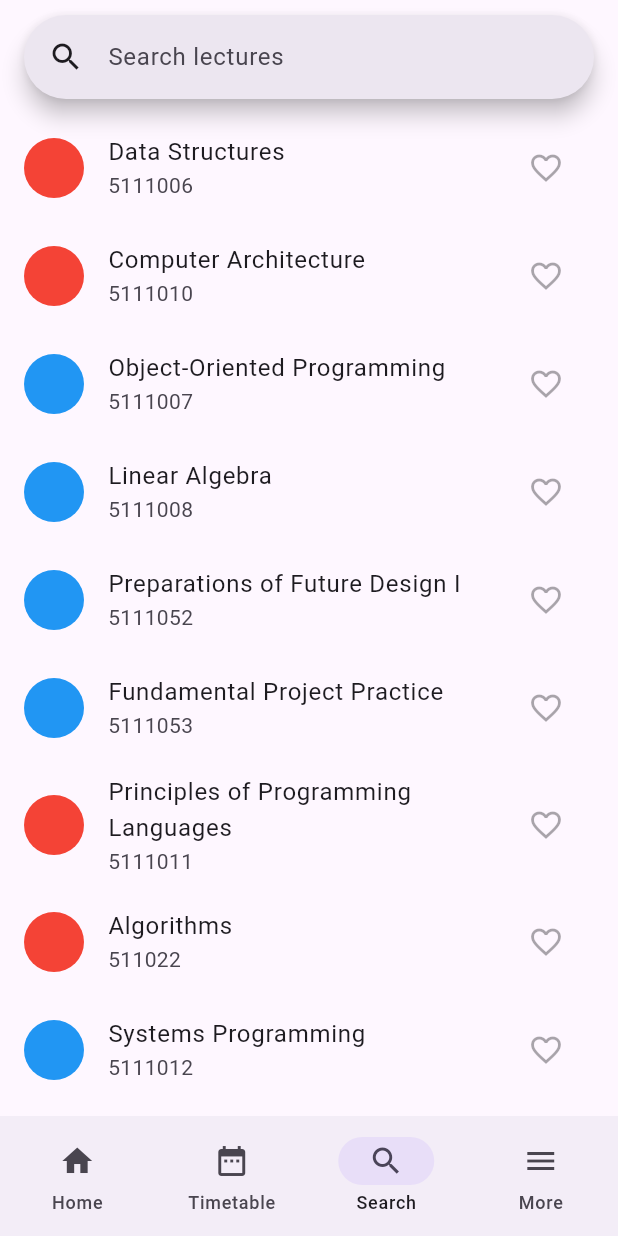
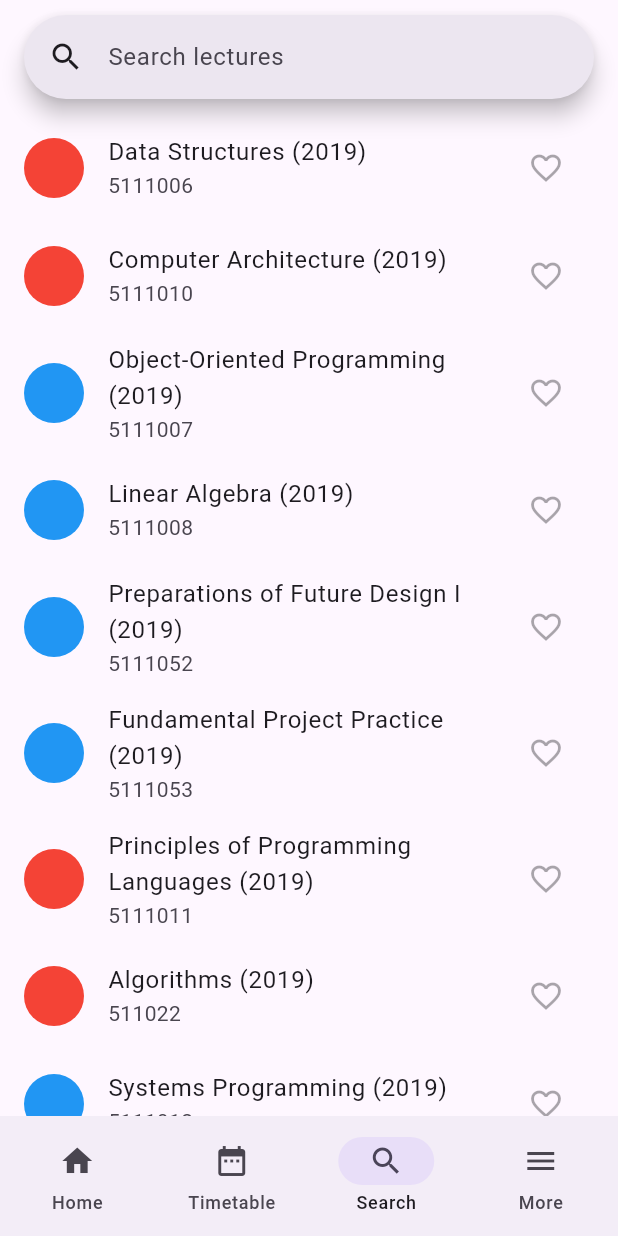
Before and after one commit to dustmqdyd/act1, a Flutter app: the screen it shows after launch, item 3 of the bottom bar chosen, on a phone screen of 412 x 824 dp. Run offline on Flutter 3.47's test engine with Material 2 defaults, Android fonts, the phone set to English and light mode, and no system bars.

Commit message:
Fix Lecture loading
Please commit often

```diff
--- a/lib/lecture_model.dart
+++ b/lib/lecture_model.dart
@@ -1,14 +1,24 @@
 class LectureModel {
-  final int? year;
-  final int? grade;
-  final int? semester;
+  final int year;
+  final int grade;
+  final int semester;
   final String lectureName;
-  final int? lectureNumber;
-  final bool? isCompulsory;
-  final int? credit;
+  final int lectureNumber;
+  final bool isCompulsory;
+  final int credit;
+  int previousLecture;
+  int followingLecture;
 
   LectureModel(this.year, this.grade, this.semester, this.lectureName,
-      this.lectureNumber, this.isCompulsory, this.credit);
+      this.lectureNumber, this.isCompulsory, this.credit,
+      [this.previousLecture = 0, this.followingLecture = 0]) {
+    if (previousLecture == 0) {
+      previousLecture = lectureNumber;
+    }
+    if (followingLecture == 0) {
+      followingLecture = lectureNumber;
+    }
+  }
 }
 
 // https://www.youtube.com/watch?v=ZSVnIphlGKI
--- /dev/null
+++ b/lib/lecture_sample.dart
@@ -0,0 +1,111 @@
+import 'package:mysample/lecture_model.dart';
+
+List<LectureModel> sample = [
+  // Sample lecture models
+  // 2019 course
+
+  LectureModel(2019, 2, 1, 'Data Structures', 5111006, true, 3),
+  LectureModel(2019, 2, 1, 'Computer Architecture', 5111010, true, 3),
+  LectureModel(2019, 2, 1, 'Object-Oriented Programming', 5111007, false, 3),
+  LectureModel(2019, 2, 1, 'Linear Algebra', 5111008, false, 3),
+  LectureModel(2019, 2, 1, 'Preparations of Future Design I', 5111052, false, 1, 0,
+      5111083),
+  LectureModel(
+      2019, 2, 1, 'Fundamental Project Practice', 5111053, false, 2, 0, 5111084),
+  LectureModel(
+      2019, 2, 2, 'Principles of Programming Languages', 5111011, true, 3),
+  LectureModel(2019, 2, 2, 'Algorithms', 511022, true, 3),
+  LectureModel(2019, 2, 2, 'Systems Programming', 5111012, false, 3),
+  LectureModel(2019, 2, 2, 'HCI Programming', 5111014, false, 3),
+  LectureModel(2019, 2, 2, 'Preparations of Future Design II', 5111054, false,
+      1, 0, 5111086),
+  LectureModel(2019, 2, 2, 'Open Source Development Project Practice', 5111070,
+      false, 2),
+
+  // 2020 course
+
+  LectureModel(2020, 2, 1, 'Data Structures', 5111006, true, 3),
+  LectureModel(2020, 2, 1, 'Computer Architecture', 5111010, true, 3),
+  LectureModel(2020, 2, 1, 'English for SW Development', 5111085, false, 2),
+  LectureModel(2020, 2, 1, 'Object-Oriented Programming', 5111007, false, 3),
+  LectureModel(2020, 2, 1, 'Linear Algebra', 5111008, false, 3),
+  LectureModel(
+      2020, 2, 1, 'Implementation of Future Design', 5111083, false, 1, 5111052),
+  LectureModel(2020, 2, 1, 'Fundamental of Open Source SW Project', 5111084,
+      false, 2, 5111053),
+  LectureModel(2020, 2, 2, 'Algorithm', 5111022, true, 3),
+  LectureModel(
+      2020, 2, 2, 'Principles of Programming Languages', 5111011, false, 3),
+  LectureModel(2020, 2, 2, 'Systems Programming', 5111012, false, 3),
+  LectureModel(2020, 2, 2, 'Start-up Exploration', 5111086, false, 1, 5111054),
+  LectureModel(2020, 2, 2, 'Development of Open Source SW Project', 5111070,
+      false, 2),
+  LectureModel(2020, 2, 2, 'Probability and Statistics', 5111013, false, 3),
+  LectureModel(2020, 2, 2, 'Computer Graphics', 5111027, false, 3),
+
+  // 2021 course
+
+  LectureModel(2021, 2, 1, 'Data Structures', 5111006, true, 3, 0, 5118006),
+  LectureModel(2021, 2, 1, 'Computer Architecture', 5111010, true, 3, 0, 5118007),
+  LectureModel(
+      2021, 2, 1, 'English for SW Development', 5111058, false, 2, 0, 5118008),
+  LectureModel(
+      2021, 2, 1, 'Object-Oriented Programming', 5111007, false, 3, 0, 5118009),
+  LectureModel(2021, 2, 1, 'Linear Algebra', 5111008, false, 3, 0, 5118010),
+  LectureModel(2021, 2, 1, 'Implementation of Future Design', 5111083, false, 1, 0,
+      5118011),
+  LectureModel(2021, 2, 1, 'Fundamental of Open Source SW Project', 5111084,
+      false, 2, 0, 5118012),
+  LectureModel(2021, 2, 2, 'Algorithms', 5111022, true, 3, 0, 5118013),
+  LectureModel(2021, 2, 2, 'Principles of Programming Languages', 5111011,
+      false, 3, 0, 5118014),
+  LectureModel(2021, 2, 2, 'Systems Programming', 5111012, false, 3, 0, 5118015),
+  LectureModel(2021, 2, 2, 'Start-up Exploration', 5111086, false, 1, 0, 5118016),
+  LectureModel(2021, 2, 2, 'Development of Open Source SW Project', 5111070,
+      false, 2, 0, 5118017),
+  LectureModel(
+      2021, 2, 2, 'Probability and Statistics', 5111013, false, 3, 0, 5118018),
+  LectureModel(2021, 2, 2, 'Computer Graphics', 5111027, false, 3, 0, 5118019),
+
+  // 2022 course
+
+  LectureModel(2022, 2, 1, 'Data Structures', 5118006, true, 3, 5111006),
+  LectureModel(2022, 2, 1, 'Computer Architecture', 5118007, true, 3, 5111010),
+  LectureModel(2022, 2, 1, 'English for SW Development', 5118008, false, 3,5111058),
+  LectureModel(2022, 2, 1, 'Object-Oriented Programming', 5118009, false, 3, 5111007),
+  LectureModel(2022, 2, 1, 'Linear Algebra', 5118010, false, 3, 5111008),
+  LectureModel(
+      2022, 2, 1, 'Implementation of Future Design', 5118011, false, 1, 5111083),
+  LectureModel(2022, 2, 1, 'Fundamental of Open Source SW Project', 5118012,
+      false, 2, 5111084),
+  LectureModel(2022, 2, 2, 'Algorithms', 5118013, true, 3, 5111022),
+  LectureModel(
+      2022, 2, 2, 'Principles of Programming Languages', 5118014, false, 3, 5111011),
+  LectureModel(2022, 2, 2, 'System Software', 5118015, false, 3, 5111012),
+  LectureModel(2022, 2, 2, 'Start-up Exploration', 5118016, false, 1, 5111086),
+  LectureModel(2022, 2, 2, 'Development of Open Source SW Project', 5118017,
+      false, 2, 5111070),
+  LectureModel(2022, 2, 2, 'Probability and Statistics', 5118018, false, 3, 5111013),
+  LectureModel(2022, 2, 2, 'Computer Graphics', 5118019, false, 3, 5111027),
+];
+
+
+  // LectureModel(2019, 3, 1, 'Operation Systems', 5111015, true, 3),
+  // LectureModel(2019, 3, 1, 'Object-Oriented Design', 5111016, true, 3),
+  // LectureModel(2019, 3, 1, 'Web-based Software Development', 5111018, false, 3),
+  // LectureModel(2019, 3, 1, 'Compiler', 5111023, false, 3),
+  // LectureModel(2019, 3, 1, 'Computer Networks', 5111025, false, 3),
+  // LectureModel(
+  //     2019, 3, 1, 'Implementation of Future Design I', 5111056, false, 1),
+  // LectureModel(2019, 3, 1, 'Open Source Project Application Practice', 5111071,
+  //     false, 2),
+  // LectureModel(2019, 3, 2, 'Software Engineering', 5111024, true, 3),
+  // LectureModel(2019, 3, 2, 'Interlink Project Practice, Comprehensive Design',
+  //     5111061, true, 2),
+  // LectureModel(2019, 3, 2, 'Probability and Statistics', 5111013, false, 3),
+  // LectureModel(2019, 3, 2, 'Database System', 5111026, false, 3),
+  // LectureModel(2019, 3, 2, 'Computer Graphics', 5111027, false, 3),
+  // LectureModel(2019, 3, 2, 'Firmware Programming', 5111045, false, 3),
+  // LectureModel(
+  //     2019, 3, 2, 'Implementation of Future Design II', 5111058, false, 1),
+  // LectureModel(2019, 3, 2, 'Cloud Computing', 5111072, false, 3),
--- a/lib/main.dart
+++ b/lib/main.dart
@@ -1,6 +1,6 @@
 import 'package:flutter/material.dart';
+
 import 'package:mysample/search.dart';
-
 void main() {
   runApp(const MyApp());
 }
--- a/lib/search.dart
+++ b/lib/search.dart
@@ -2,6 +2,7 @@ import 'package:flutter/material.dart';
 
 import 'package:mysample/lecture_model.dart';
 import 'package:mysample/lecture_page.dart';
+import 'package:mysample/lecture_sample.dart';
 
 class SearchPage extends StatefulWidget {
   const SearchPage({super.key});
@@ -11,48 +12,7 @@ class SearchPage extends StatefulWidget {
 }
 
 class _SearchPageState extends State<SearchPage> {
-  static List<LectureModel> tileList = [
-    // Sample lecture models
-
-    LectureModel(2019, 2, 1, 'Data Structures', 5111006, true, 3),
-    LectureModel(2019, 2, 1, 'Computer Architecture', 5111010, true, 3),
-    LectureModel(2019, 2, 1, 'Object-Oriented Programming', 5111007, false, 3),
-    LectureModel(2019, 2, 1, 'Linear Algebra', 5111008, false, 3),
-    LectureModel(
-        2019, 2, 1, 'Preparations of Future Design I', 5111052, false, 1),
-    LectureModel(2019, 2, 1, 'Fundamental Project Practice', 5111053, false, 2),
-    LectureModel(
-        2019, 2, 2, 'Principles of Programming Languages', 5111011, true, 3),
-    LectureModel(2019, 2, 2, 'Algorithms', 511022, true, 3),
-    LectureModel(2019, 2, 2, 'Systems Programming', 5111012, false, 3),
-    LectureModel(2019, 2, 2, 'HCI Programming', 5111014, false, 3),
-    LectureModel(
-        2019, 2, 2, 'Preparations of Future Design II', 5111054, false, 1),
-    LectureModel(2019, 2, 2, 'Open Source Development Project Practice',
-        5111070, false, 2),
-    LectureModel(2019, 3, 1, 'Operation Systems', 5111015, true, 3),
-    LectureModel(2019, 3, 1, 'Object-Oriented Design', 5111016, true, 3),
-    LectureModel(
-        2019, 3, 1, 'Web-based Software Development', 5111018, false, 3),
-    LectureModel(2019, 3, 1, 'Compiler', 5111023, false, 3),
-    LectureModel(2019, 3, 1, 'Computer Networks', 5111025, false, 3),
-    LectureModel(
-        2019, 3, 1, 'Implementation of Future Design I', 5111056, false, 1),
-    LectureModel(2019, 3, 1, 'Open Source Project Application Practice',
-        5111071, false, 2),
-    LectureModel(2019, 3, 2, 'Software Engineering', 5111024, true, 3),
-    LectureModel(2019, 3, 2, 'Interlink Project Practice, Comprehensive Design',
-        5111061, true, 2),
-    LectureModel(2019, 3, 2, 'Probability and Statistics', 5111013, false, 3),
-    LectureModel(2019, 3, 2, 'Database System', 5111026, false, 3),
-    LectureModel(2019, 3, 2, 'Computer Graphics', 5111027, false, 3),
-    LectureModel(2019, 3, 2, 'Firmware Programming', 5111045, false, 3),
-    LectureModel(
-        2019, 3, 2, 'Implementation of Future Design II', 5111058, false, 1),
-    LectureModel(2019, 3, 2, 'Cloud Computing', 5111072, false, 3),
-  ];
-
-  List<LectureModel> tileListList = List.from(tileList);
+  static List<LectureModel> tileList = sample;
 
   Iterable<Widget> getSuggestions(SearchController controller) {
     final String input = controller.value.text;
@@ -93,10 +53,10 @@ class _SearchPageState extends State<SearchPage> {
             (context, index) => ListTile(
               leading: CircleAvatar(
                 backgroundColor:
-                    tileList[index].isCompulsory! ? Colors.red : Colors.blue,
+                    tileList[index].isCompulsory ? Colors.red : Colors.blue,
               ),
               title: Text(
-                tileList[index].lectureName,
+                '${tileList[index].lectureName} (${tileList[index].year})',
               ),
               subtitle: Text(
                 tileList[index].lectureNumber.toString(),
```
Also changed, not shown: lib/lecture_info.dart (+58 -4 lines), lib/lecture_page.dart (+10 -7 lines), lib/list_filter.dart (added, +45 -0 lines).
